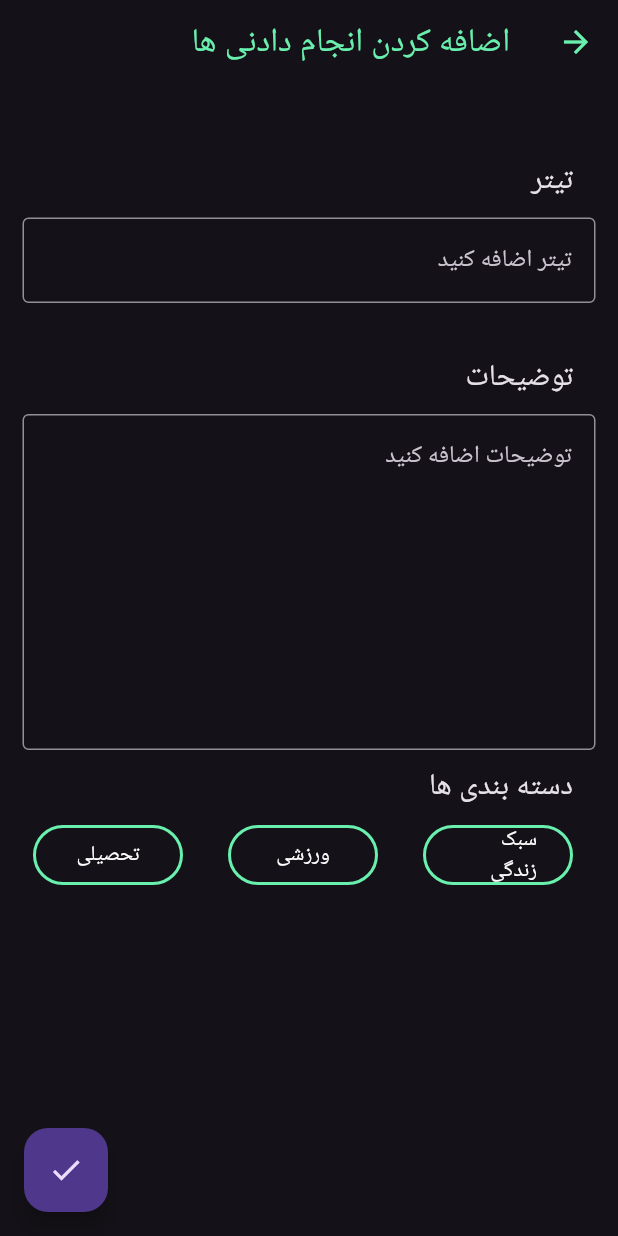
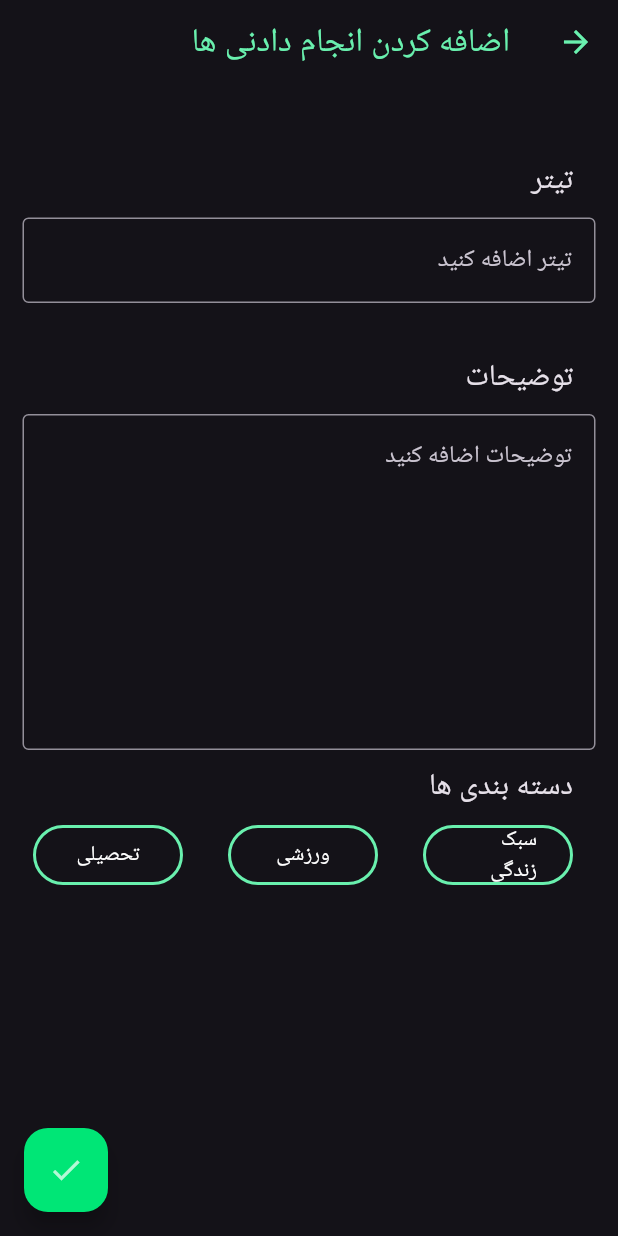
Before and after one commit to amin-mirzakuchaki-negah/todos_app, a Flutter app: the screen it shows after launch, after a tap on the "add" icon, on a phone screen of 412 x 824 dp. Run offline on Flutter 3.47's test engine with Material 3 defaults, Android fonts, the phone set to English and light mode, and no system bars; our stand-ins replace bloc, bloc_concurrency, dartz, equatable, flutter_bloc, get_it and 3 more.

Commit message:
Changed color

```diff
--- a/lib/features/todo_list/presentation/bloc/todo_list_bloc_event.dart
+++ b/lib/features/todo_list/presentation/bloc/todo_list_bloc_event.dart
@@ -42,7 +42,7 @@ class UpdateTodoListEvent extends TodoListEvent {
   final String title;
   final String description;
   final MyCategory? category;
-   final TodoListEntity item;
+  final TodoListEntity item;
 
   const UpdateTodoListEvent({
     required this.title,
@@ -55,6 +55,4 @@ class UpdateTodoListEvent extends TodoListEvent {
   List<Object?> get props => [title, description, category, item];
 }
 
-class InitialTodoListEvent extends TodoListEvent {
-
-}
+class InitialTodoListEvent extends TodoListEvent {}
--- a/lib/features/todo_list/presentation/screens/add_or_update_todo_screen.dart
+++ b/lib/features/todo_list/presentation/screens/add_or_update_todo_screen.dart
@@ -68,6 +68,8 @@ class _AddOrUpdateTodoScreenState extends State<AddOrUpdateTodoScreen> {
           ),
         ),
         floatingActionButton: FloatingActionButton(
+          foregroundColor: Colors.white70,
+          backgroundColor: Colors.greenAccent.shade400,
           onPressed: () {
             if (_isUpdate) {
               _updateTodo();
--- a/lib/features/todo_list/presentation/screens/main_screen.dart
+++ b/lib/features/todo_list/presentation/screens/main_screen.dart
@@ -50,6 +50,8 @@ class _MainScreenState extends State<_MainScreen> {
         ),
       ),
       floatingActionButton: FloatingActionButton(
+        backgroundColor: Colors.greenAccent.shade400,
+        foregroundColor: Colors.white70,
         onPressed: () => _navigateToAddTodoScreen(context),
         child: const Icon(Icons.add),
       ),
```
Also changed, not shown: pubspec.lock, 1 other file.
